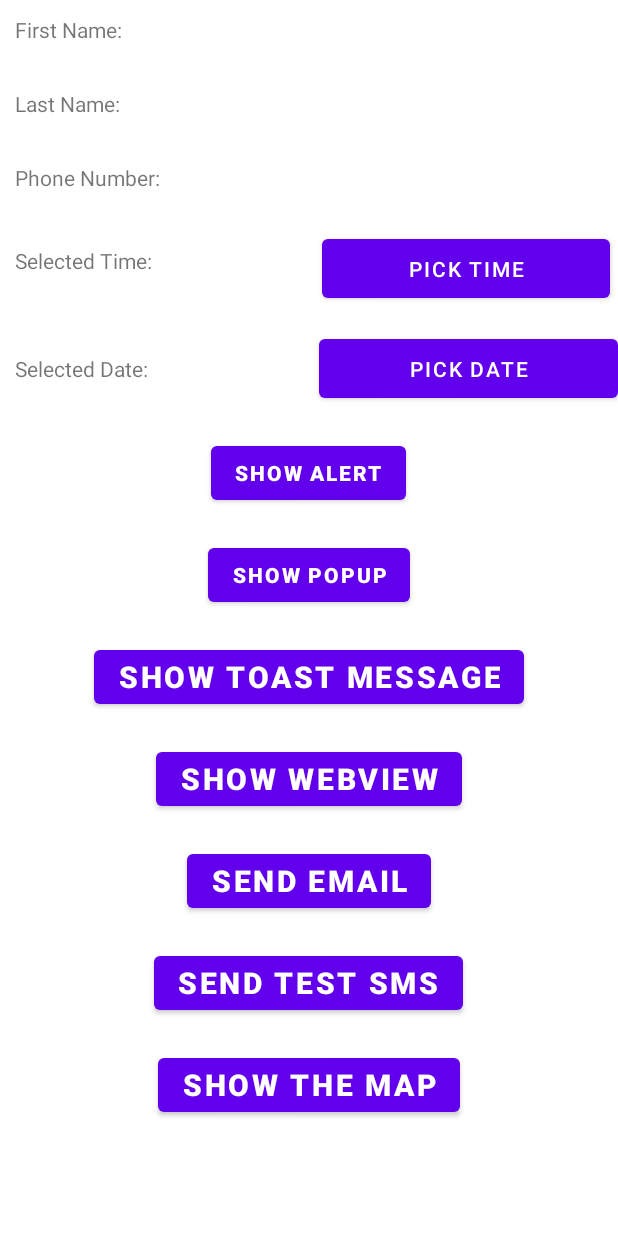
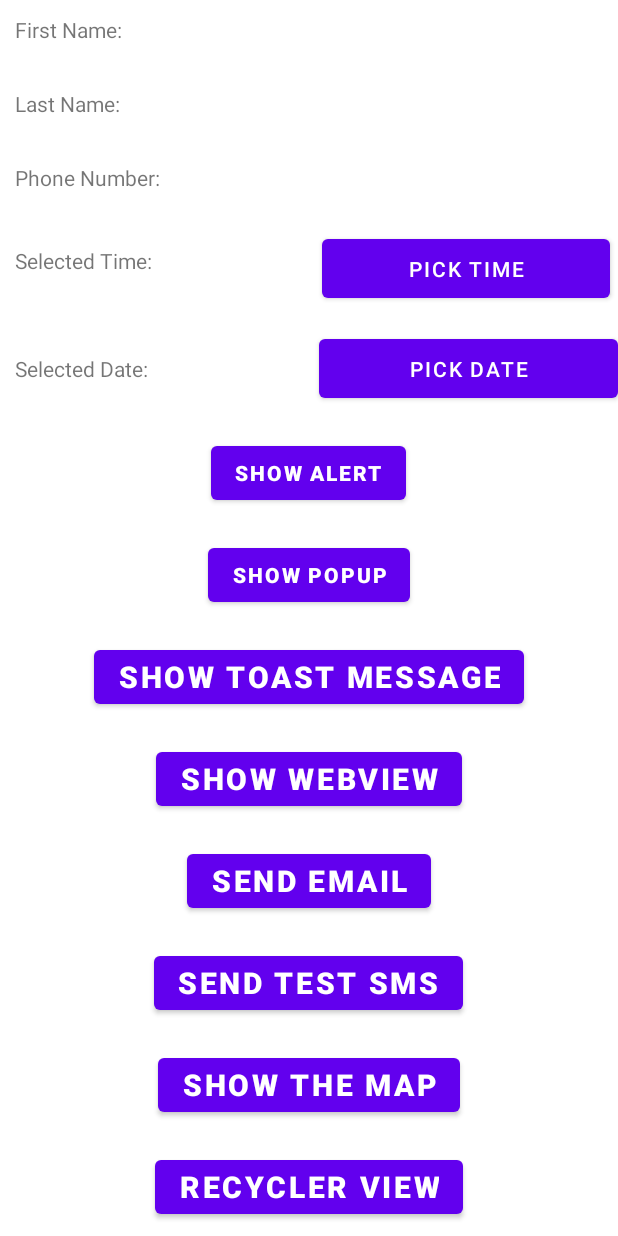
Before and after one commit to Ravinnpawar/AndroidTraining, an Android app: the layout activity_welcome.xml on its own in the app's theme, with its tools: preview values and no code run, on a phone screen of 412 x 824 dp. Run offline under Robolectric (Android 15) with nearby library versions, the phone set to English and light mode, and no system bars.

Commit message:
RecyclerVeiw Example, BroadcastReceiver Example

```diff
--- a/app/src/main/res/layout/activity_welcome.xml
+++ b/app/src/main/res/layout/activity_welcome.xml
@@ -5,6 +5,13 @@
     android:layout_width="match_parent"
     android:layout_height="match_parent"
     tools:context=".WelcomeActivity">
+    <ScrollView
+        android:layout_width="match_parent"
+        android:layout_height="match_parent"
+        >
+        <RelativeLayout
+            android:layout_width="match_parent"
+            android:layout_height="match_parent">
             <LinearLayout
                 android:id="@+id/linear_layout_firstname"
                 android:layout_width="match_parent"
@@ -216,6 +223,17 @@
                     android:textStyle="bold">
 
                 </Button>
+                <Button
+                    android:id="@+id/button_recycleview"
+                    android:layout_width="wrap_content"
+                    android:layout_height="wrap_content"
+                    android:text="Recycler View"
+                    android:textSize="20dp"
+                    android:layout_marginTop="20dp"
+                    android:textStyle="bold">
+
+                </Button>
             </LinearLayout>
-
         </RelativeLayout>
+    </ScrollView>
+</RelativeLayout>
```
Also changed, not shown: app/src/main/AndroidManifest.xml (+6 -2 lines), app/src/main/java/com/mobileappguru/androidtraining/RecyclerViewActivity.kt (added, +26 -0 lines), app/src/main/java/com/mobileappguru/androidtraining/WelcomeActivity.kt (+31 -4 lines), app/src/main/java/com/mobileappguru/androidtraining/adapters/ItemAdapter.kt (added, +29 -0 lines), app/src/main/java/com/mobileappguru/receiver/PowerConnectReceiver.kt (added, +19 -0 lines), app/src/main/res/layout/activity_recycler_view.xml (added, +16 -0 lines), app/src/main/res/layout/item_layout.xml (added, +16 -0 lines), app/src/main/res/values/strings.xml (+15 -0 lines). Lines whose indentation alone changed are shown as unchanged.
